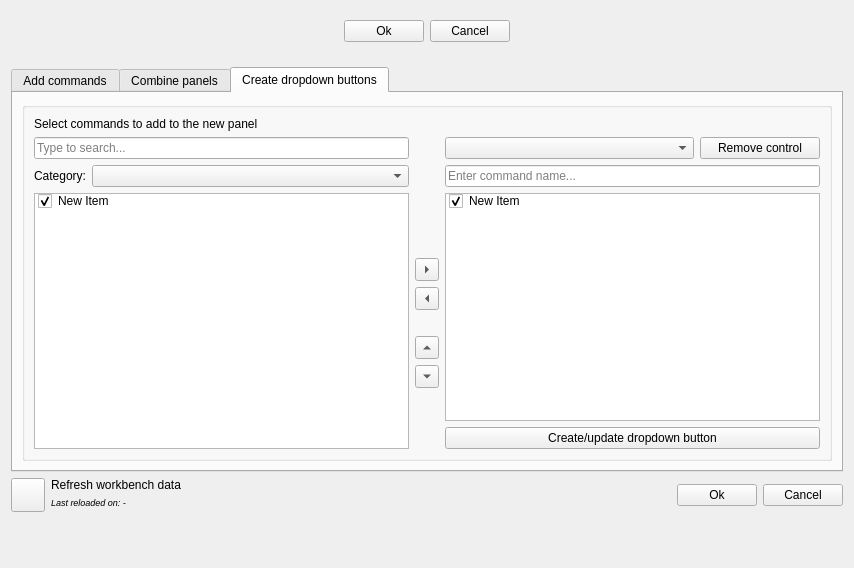
This is Resources/ui/AddCommands.ui in APEbbers/FreeCAD-Ribbon as Qt 5 draws it before an edit. The edited form follows.
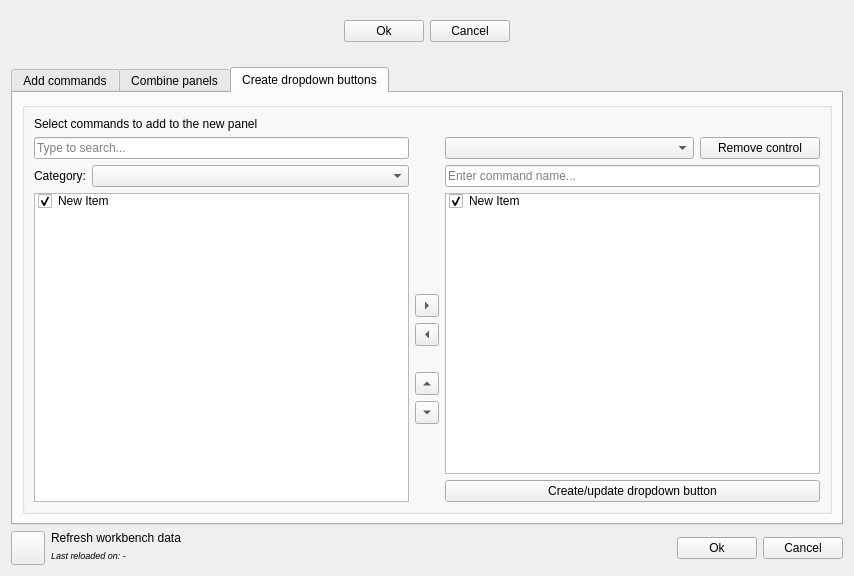
This is the edited form. Icons and pictures are not drawn.

Commit message: Move Form buttons for docked dialog - 5

The edit to the form file:
```diff
--- a/Resources/ui/AddCommands.ui
+++ b/Resources/ui/AddCommands.ui
@@ -7,7 +7,7 @@
     <x>0</x>
     <y>0</y>
     <width>854</width>
-    <height>568</height>
+    <height>576</height>
    </rect>
   </property>
   <property name="acceptDrops">
@@ -99,19 +99,6 @@
      </item>
     </layout>
    </item>
-   <item row="4" column="0" colspan="2">
-    <spacer name="verticalSpacer_2">
-     <property name="orientation">
-      <enum>Qt::Orientation::Vertical</enum>
-     </property>
-     <property name="sizeHint" stdset="0">
-      <size>
-       <width>20</width>
-       <height>0</height>
-      </size>
-     </property>
-    </spacer>
-   </item>
    <item row="2" column="0" colspan="2">
     <widget class="QTabWidget" name="tabWidget">
      <property name="currentIndex">
```
The commit also changes 1 other file.
